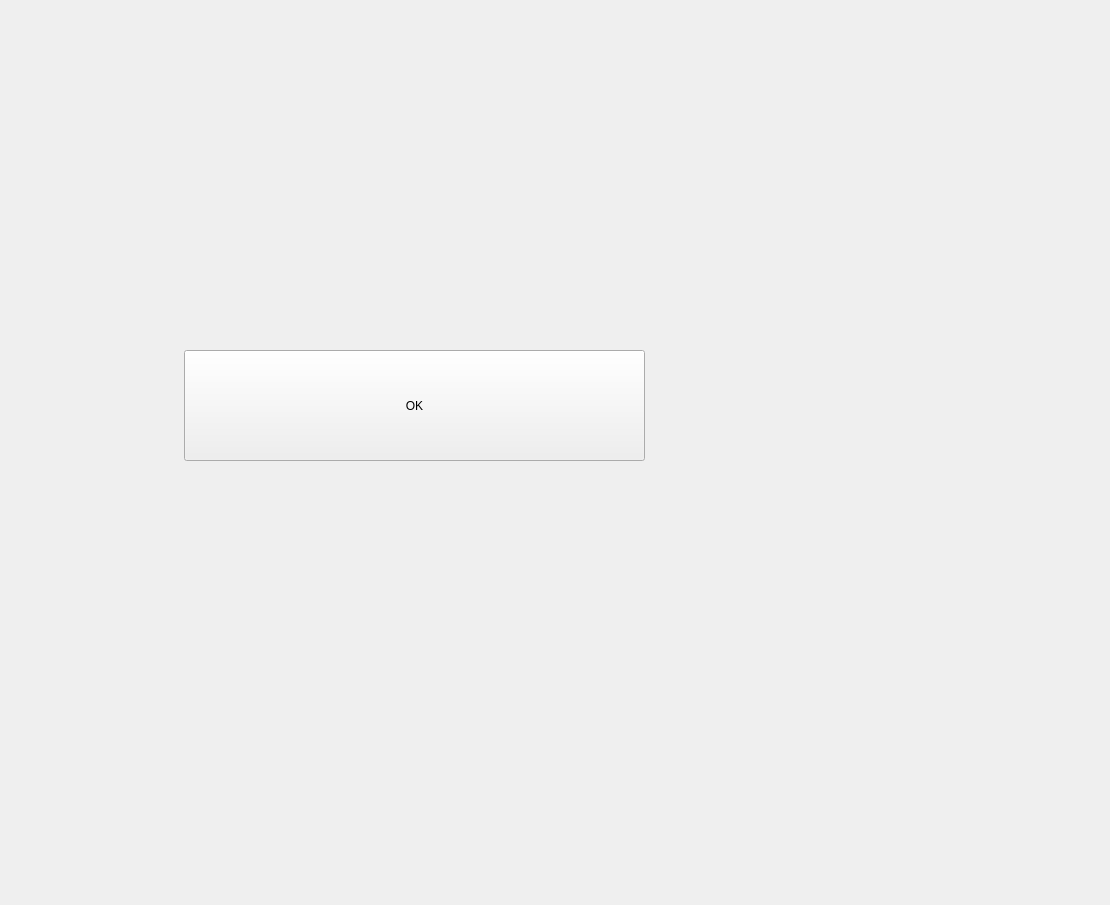
First picture: the form in PhotoBooth/TakePhotoWindow.ui, repository monsif/Image-processing, before the edit.
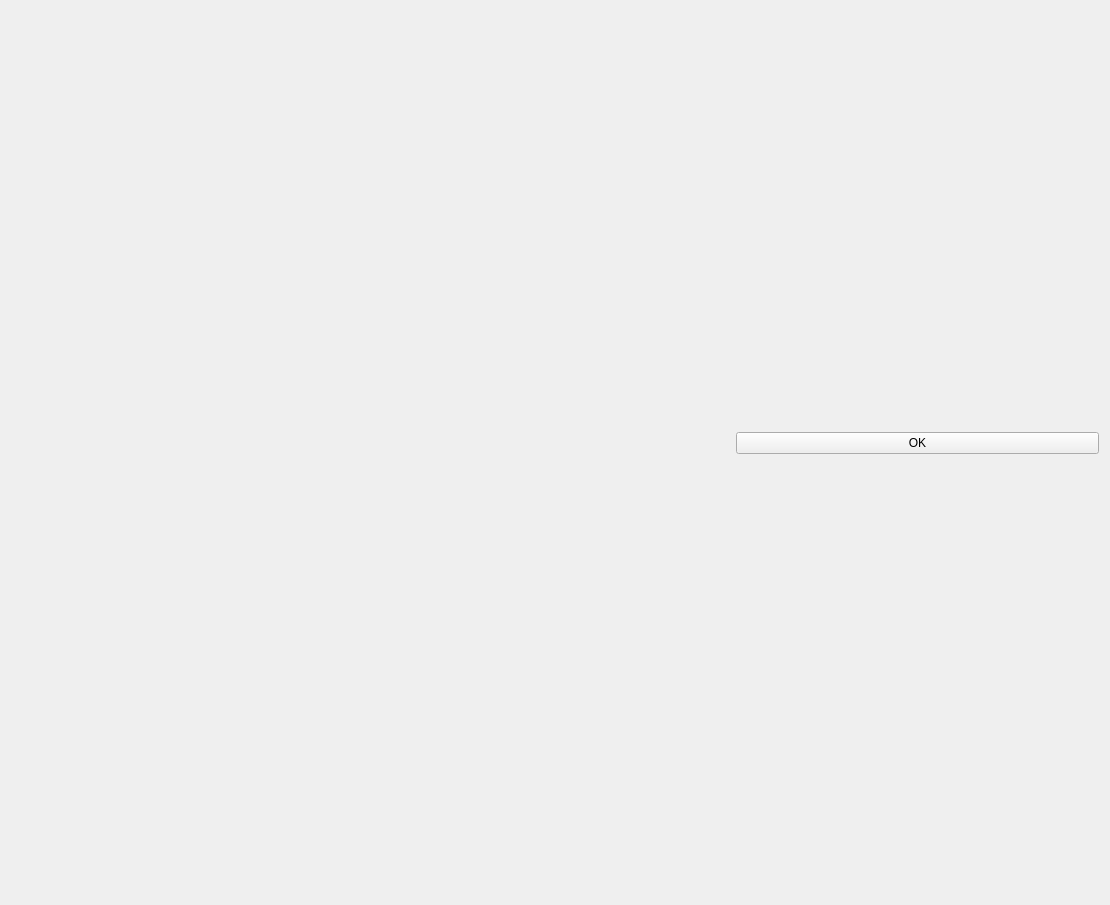
Second picture: the form after the edit.

Commit message: changing layouts and formats

Patch:
```diff
--- a/PhotoBooth/TakePhotoWindow.ui
+++ b/PhotoBooth/TakePhotoWindow.ui
@@ -13,19 +13,92 @@
   <property name="windowTitle">
    <string>QTakePhotoWindow</string>
   </property>
-  <widget class="QPushButton" name="pushButton">
-   <property name="geometry">
-    <rect>
-     <x>184</x>
-     <y>350</y>
-     <width>461</width>
-     <height>111</height>
-    </rect>
-   </property>
-   <property name="text">
-    <string>OK</string>
-   </property>
-  </widget>
+  <layout class="QHBoxLayout" name="horizontalLayout">
+   <item>
+    <layout class="QVBoxLayout" name="verticalLayout">
+     <item>
+      <spacer name="horizontalSpacer_3">
+       <property name="orientation">
+        <enum>Qt::Horizontal</enum>
+       </property>
+       <property name="sizeHint" stdset="0">
+        <size>
+         <width>40</width>
+         <height>20</height>
+        </size>
+       </property>
+      </spacer>
+     </item>
+    </layout>
+   </item>
+   <item>
+    <layout class="QVBoxLayout" name="verticalLayout_2">
+     <item>
+      <spacer name="horizontalSpacer">
+       <property name="orientation">
+        <enum>Qt::Horizontal</enum>
+       </property>
+       <property name="sizeHint" stdset="0">
+        <size>
+         <width>40</width>
+         <height>20</height>
+        </size>
+       </property>
+      </spacer>
+     </item>
+    </layout>
+   </item>
+   <item>
+    <layout class="QVBoxLayout" name="verticalLayout_3">
+     <item>
+      <spacer name="verticalSpacer">
+       <property name="orientation">
+        <enum>Qt::Vertical</enum>
+       </property>
+       <property name="sizeHint" stdset="0">
+        <size>
+         <width>20</width>
+         <height>40</height>
+        </size>
+       </property>
+      </spacer>
+     </item>
+     <item>
+      <widget class="QPushButton" name="pushButton">
+       <property name="text">
+        <string>OK</string>
+       </property>
+      </widget>
+     </item>
+     <item>
+      <spacer name="horizontalSpacer_2">
+       <property name="orientation">
+        <enum>Qt::Horizontal</enum>
+       </property>
+       <property name="sizeHint" stdset="0">
+        <size>
+         <width>40</width>
+         <height>20</height>
+        </size>
+       </property>
+      </spacer>
+     </item>
+     <item>
+      <spacer name="verticalSpacer_2">
+       <property name="orientation">
+        <enum>Qt::Vertical</enum>
+       </property>
+       <property name="sizeHint" stdset="0">
+        <size>
+         <width>20</width>
+         <height>40</height>
+        </size>
+       </property>
+      </spacer>
+     </item>
+    </layout>
+   </item>
+  </layout>
  </widget>
  <layoutdefault spacing="6" margin="11"/>
  <resources/>
```
The commit also changes 15 other files.
